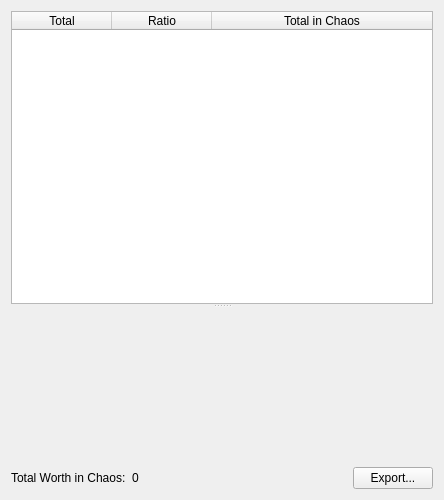
Before: the Qt Designer form forms/currencypane.ui in xyzz/acquisition, drawn with Qt 5.
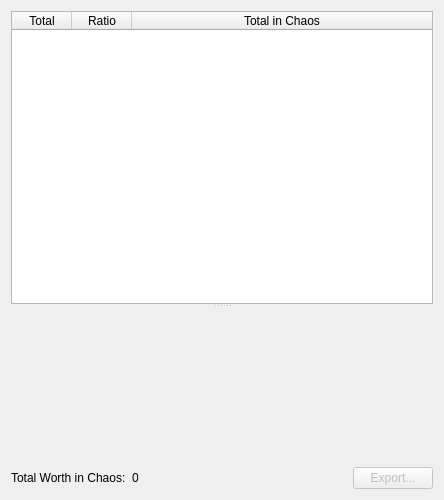
After: the same form once the commit is applied. Custom widgets are drawn as their Qt base class.

Commit message: Added loading / saving currency ratios

```diff
--- a/forms/currencypane.ui
+++ b/forms/currencypane.ui
@@ -51,7 +51,7 @@
        <bool>true</bool>
       </attribute>
       <attribute name="horizontalHeaderDefaultSectionSize">
-       <number>100</number>
+       <number>60</number>
       </attribute>
       <attribute name="horizontalHeaderStretchLastSection">
        <bool>true</bool>
@@ -119,6 +119,9 @@
      </item>
      <item>
       <widget class="QPushButton" name="pushButton">
+       <property name="enabled">
+        <bool>false</bool>
+       </property>
        <property name="text">
         <string>Export...</string>
        </property>
```
The commit also changes 2 other files.
